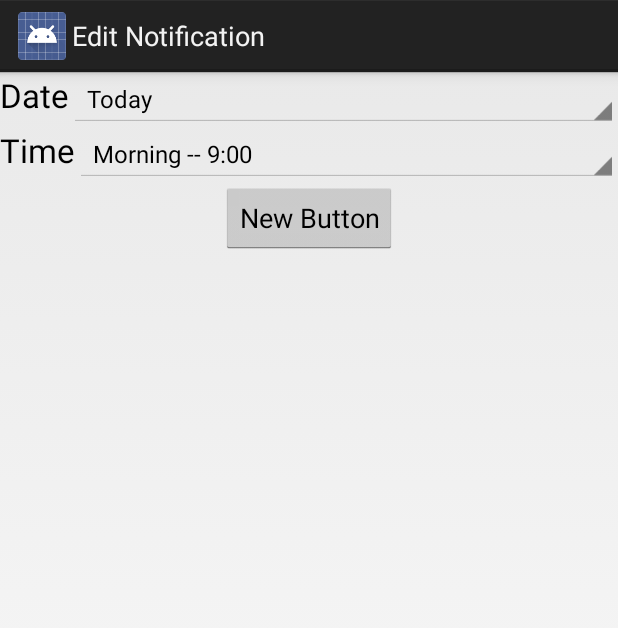
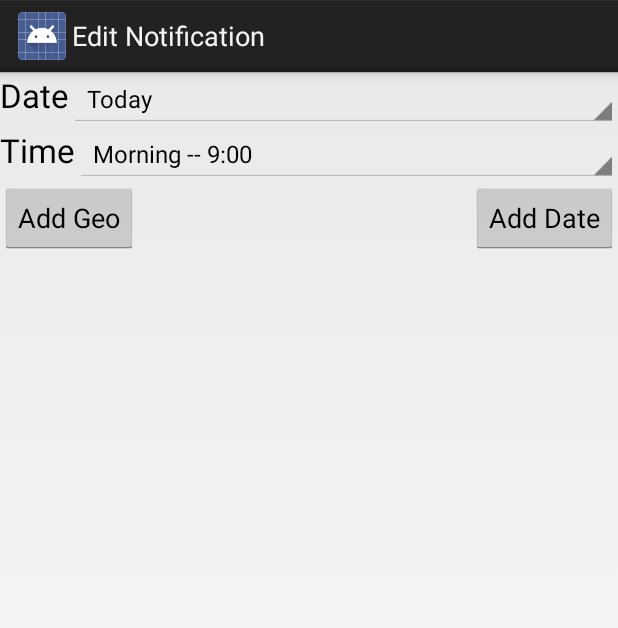
Before and after one commit to lucasangelon/esy2shop, an Android app: the NotificationActivity screen opened directly, with no data from a screen before it, on a phone screen of 412 x 824 dp. Shown: the top 628 px of the screen. Run offline under Robolectric (Android 15) with nearby library versions, the phone set to English and light mode, and no system bars; our stand-ins replace AdMob.

Commit message:
Commit After Tafe

```diff
--- a/app/build.gradle
+++ b/app/build.gradle
@@ -6,7 +6,7 @@ android {
 
     defaultConfig {
         applicationId "codefactory.esy2shop"
-        minSdkVersion 15
+        minSdkVersion 16
         targetSdkVersion 21
         versionCode 1
         versionName "1.0"
--- a/app/src/main/AndroidManifest.xml
+++ b/app/src/main/AndroidManifest.xml
@@ -47,7 +47,7 @@
             android:windowSoftInputMode="adjustPan" >
         </activity>
         <activity
-            android:name="codefactory.esy2shop.activites.Notification"
+            android:name="codefactory.esy2shop.activites.NotificationActivity"
             android:label="@string/title_activity_edit_notification"
             android:windowSoftInputMode="adjustPan" >
         </activity>
--- a/app/src/main/java/codefactory/esy2shop/activites/Notification.java
+++ b/app/src/main/java/codefactory/esy2shop/activites/NotificationActivity.java
@@ -1,11 +1,14 @@
 package codefactory.esy2shop.activites;
 
 import android.app.Activity;
+import android.app.AlarmManager;
 import android.app.DatePickerDialog;
 import android.app.Dialog;
 import android.app.DialogFragment;
+import android.app.Notification;
 import android.app.PendingIntent;
 import android.app.TimePickerDialog;
+import android.content.Context;
 import android.content.SharedPreferences;
 import android.location.Address;
 import android.os.AsyncTask;
@@ -22,6 +25,7 @@ import android.widget.Toast;
 import codefactory.esy2shop.Services.GeofenceTransitionsIntentService;
 import codefactory.esy2shop.helpers.GeofenceErrorMessages;
 import codefactory.esy2shop.helpers.GeofencingConstants;
+import codefactory.esy2shop.helpers.TimeNotificationPublisher;
 import codefactory.projectshop.R;
 
 
@@ -55,7 +59,7 @@ import com.google.android.gms.location.LocationServices;
 import com.google.android.gms.location.GeofencingApi;
 import com.google.android.gms.maps.model.LatLng;
 
-public class Notification extends Activity implements
+public class NotificationActivity extends Activity implements
         ConnectionCallbacks, OnConnectionFailedListener, ResultCallback<Status> {
 
 
@@ -320,12 +324,18 @@ public class Notification extends Activity implements
     } /// End of Oncreate
 
 
-
-
-
-
-
-
+    /**
+     *
+     * @param content
+     * @return
+     */
+    private Notification getNotification(String content) {
+        Notification.Builder builder = new Notification.Builder(this);
+        builder.setContentTitle("Pantry");
+        builder.setContentText(content);
+        builder.setSmallIcon(R.mipmap.ic_launcher);
+        return builder.build();
+    }
 
 
 
@@ -365,14 +375,6 @@ public class Notification extends Activity implements
     }
 
 
-
-
-
-
-
-
-
-
     /*
         Time Picker dialog
      */
@@ -402,6 +404,42 @@ public class Notification extends Activity implements
 
         }
     }
+
+    /**
+     *  Creates the notification and pending intent for the time notifications
+     *  Time is set to current instance of calender as set by user.
+     *  Broadcast reciever - @see codefactory.esy2shop.helpers.TimeNotificationPublisher
+     *
+     *
+     * @param notification
+     * @param delay
+     */
+    private void scheduleNotification(Notification notification, int delay) {
+
+
+
+        Intent notificationIntent = new Intent(this, TimeNotificationPublisher.class);
+        notificationIntent.putExtra(TimeNotificationPublisher.NOTIFICATION_ID, 1);
+        notificationIntent.putExtra(TimeNotificationPublisher.NOTIFICATION, notification);
+        PendingIntent pendingIntent = PendingIntent.getBroadcast(this, 0, notificationIntent, PendingIntent.FLAG_UPDATE_CURRENT);
+
+        AlarmManager alarmManager = (AlarmManager)getSystemService(Context.ALARM_SERVICE);
+        alarmManager.set(AlarmManager.ELAPSED_REALTIME_WAKEUP, calendar.getTimeInMillis(), pendingIntent);
+    }
+
+
+
+
+
+
+
+
+
+
+
+    /*
+        Geofencing
+     */
 
 
 
@@ -567,10 +605,9 @@ public class Notification extends Activity implements
     }
 
 
-
-
-    /*
-        Sends a log cat message whenever a securut exception is caught
+    /**
+     *
+     * @param securityException
      */
     private void logSecurityException(SecurityException securityException) {
         Log.e(TAG, "Invalid location permission. " +
@@ -578,7 +615,27 @@ public class Notification extends Activity implements
     }
 
 
+    /*
+        Onclick Methods
+     */
+
+    /**
+     * Onclick method for the date button
+     * Adds a date notification for a certain list
+     * @param view
+     */
+    public void addDateNotification(View view){
 
 
 
     }
+
+    public void addGeoNotification(View view){
+
+
+
+    }
+
+
+
+}
--- a/app/src/main/java/codefactory/esy2shop/adapters/AddressAdapter.java
+++ b/app/src/main/java/codefactory/esy2shop/adapters/AddressAdapter.java
@@ -3,7 +3,6 @@ package codefactory.esy2shop.adapters;
 import android.content.Context;
 import android.content.Intent;
 import android.location.Address;
-import android.os.Parcel;
 import android.view.LayoutInflater;
 import android.view.View;
 import android.view.ViewGroup;
@@ -15,7 +14,7 @@ import android.widget.Toast;
 
 import java.util.ArrayList;
 
-import codefactory.esy2shop.activites.Notification;
+import codefactory.esy2shop.activites.NotificationActivity;
 import codefactory.projectshop.R;
 
 /**
@@ -119,7 +118,7 @@ public class AddressAdapter extends BaseAdapter {
                     Redirects to notification page -
                     Parses the selected address in the intent
                  */
-                Intent notficationIntent = new Intent(mContext, Notification.class);
+                Intent notficationIntent = new Intent(mContext, NotificationActivity.class);
                 notficationIntent.putExtra("storeAddress", address); // Address is parcelable, uses getParcelable to retrieve in notifications
                 mContext.startActivity(notficationIntent);
 
--- a/app/src/main/res/layout/activity_edit_notification.xml
+++ b/app/src/main/res/layout/activity_edit_notification.xml
@@ -5,7 +5,7 @@
     android:layout_width="match_parent"
     android:layout_height="match_parent"
     xmlns:ads="http://schemas.android.com/apk/res-auto"
-    tools:context="codefactory.esy2shop.activites.Notification">
+    tools:context="codefactory.esy2shop.activites.NotificationActivity">
 
 
     <!--  Date Layout-->
@@ -58,6 +58,28 @@
 
 
 
+    <Button
+        android:layout_width="wrap_content"
+        android:layout_height="wrap_content"
+        android:text="Add Date"
+        android:id="@+id/add_date_note_button"
+        android:layout_below="@+id/time_layout"
+        android:layout_alignParentRight="true"
+        android:layout_alignParentEnd="true"
+        android:onClick="addDateNotification"/>
+
+    <Button
+        android:layout_width="wrap_content"
+        android:layout_height="wrap_content"
+        android:text="Add Geo"
+        android:id="@+id/add_geo_note_button"
+        android:layout_below="@+id/time_layout"
+        android:layout_alignParentLeft="true"
+        android:layout_alignParentStart="true"
+        android:onClick="addGeoNotification"/>
+
+
+
 
 
     <com.google.android.gms.ads.AdView
@@ -70,12 +92,13 @@
         android:layout_centerHorizontal="true">
     </com.google.android.gms.ads.AdView>
 
-    <Button
+    <ListView
         android:layout_width="wrap_content"
         android:layout_height="wrap_content"
-        android:text="New Button"
-        android:id="@+id/button"
-        android:layout_below="@+id/time_layout"
-        android:layout_centerHorizontal="true" />
+        android:id="@+id/listView"
+        android:layout_below="@+id/add_geo_note_button"
+        android:layout_alignParentLeft="true"
+        android:layout_alignParentStart="true"
+        android:layout_above="@+id/notification_add_view" />
 
 </RelativeLayout>
```
Also changed, not shown: app/src/main/java/codefactory/esy2shop/helpers/TimeNotificationPublisher.java (added, +26 -0 lines), app/src/main/res/layout/item_notification.xml (added, +51 -0 lines). Lines whose indentation alone changed are shown as unchanged.
